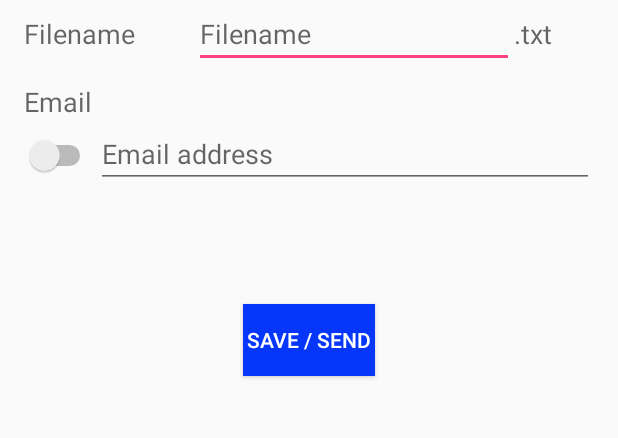
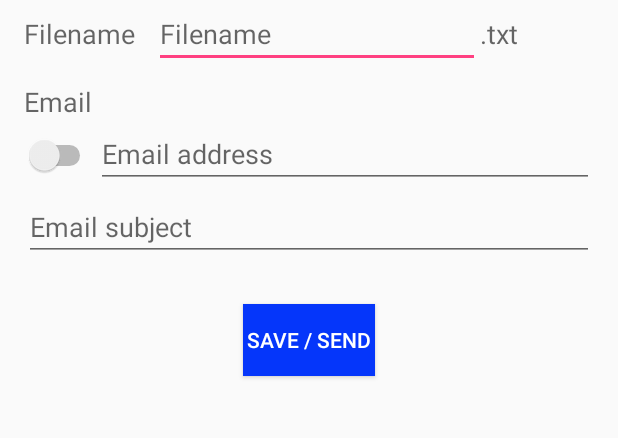
Before and after one commit to KimMoritz/SciProSpr, an Android app: the SaveFileActivity screen opened directly, with no data from a screen before it, after a tap on "SAVE / SEND", on a phone screen of 412 x 824 dp, the part 68-506 px from its top. Run offline under Robolectric (Android 15) with nearby library versions, the phone set to English and light mode, and no system bars; 1 statement that could not run was skipped.

Commit message:
Fixed button functions

```diff
--- a/app/src/main/java/com/example/kitz0001/sciprospr/SaveFileActivity.java
+++ b/app/src/main/java/com/example/kitz0001/sciprospr/SaveFileActivity.java
@@ -12,10 +12,9 @@ import java.util.ArrayList;
 
 public class SaveFileActivity extends AppCompatActivity implements View.OnClickListener{
 
-    EditText fileName, emailAddress;
+    EditText fileName, emailAddress, subjectEditText;
     Switch emailSwitch;
     ArrayList<DataColumn> dataColumns;
-    String fileNameString, emailString;
 
     @Override
     protected void onCreate(Bundle savedInstanceState) {
@@ -27,6 +26,7 @@ public class SaveFileActivity extends AppCompatActivity implements View.OnClickL
         Intent sendIntent = getIntent();
         dataColumns = sendIntent.getParcelableArrayListExtra("DataColumns2");
         emailAddress = (EditText) findViewById(R.id.emailAddress);
+        subjectEditText = (EditText) findViewById(R.id.subjectEditText);
         try{
             assert saveButton != null;
             saveButton.setOnClickListener(this);}
@@ -41,21 +41,22 @@ public class SaveFileActivity extends AppCompatActivity implements View.OnClickL
     }
 
     private void saveFile(){
-        fileNameString = fileName.getText().toString().concat(".txt");
+        String fileNameString = fileName.getText().toString().concat(".txt");
         File fileDirectory = Environment.getExternalStoragePublicDirectory(Environment.DIRECTORY_DOWNLOADS);
-        saveOnDevice(fileNameString, fileDirectory);
+        saveOnDevice(fileNameString, fileDirectory, fileNameString);
         if(emailSwitch.isChecked()){
-            emailString = emailAddress.getText().toString();
-            sendEmail(fileNameString, fileDirectory, emailString);}
+            String emailString = emailAddress.getText().toString();
+            String subjectString = subjectEditText.getText().toString();
+            sendEmail(fileNameString, fileDirectory, emailString, subjectString);}
     }
 
-    private void sendEmail(String fileName, File directory, String emailStringIn){
+    private void sendEmail(String fileName, File directory, String emailStringIn, String subjectStringIn){
         try {
             if (emailStringIn.length()==0){throw new Exception();}
             Intent emailIntent = new Intent(Intent.ACTION_SEND);
             emailIntent.setType("text/plain");
             emailIntent.putExtra(Intent.EXTRA_EMAIL, new String [] {emailStringIn});
-            emailIntent.putExtra(Intent.EXTRA_SUBJECT, "Subject");
+            emailIntent.putExtra(Intent.EXTRA_SUBJECT, subjectStringIn);
             emailIntent.putExtra(Intent.EXTRA_STREAM, Uri.fromFile(new File(directory, fileName)));
             startActivity(Intent.createChooser(emailIntent, "Send email..."));
         } catch (Exception e) {
@@ -63,7 +64,8 @@ public class SaveFileActivity extends AppCompatActivity implements View.OnClickL
         }
     }
 
-    public void saveOnDevice(String fileName, File directory){
+    // TODO: Change this to a serialized file + a .csv / .txt text delimited file
+    public void saveOnDevice(String fileName, File directory, String fileNameStringIn){
             try {
                 FileOutputStream fileout = new FileOutputStream(new File(directory, fileName));
                 OutputStreamWriter outputStreamWriter = new OutputStreamWriter(fileout);
@@ -72,7 +74,7 @@ public class SaveFileActivity extends AppCompatActivity implements View.OnClickL
                 outputStreamWriter.write(stringBuilder.toString());
                 outputStreamWriter.close();
                 fileout.close();
-                Toast.makeText(this, "File saved as " + fileNameString, Toast.LENGTH_SHORT).show();}
+                Toast.makeText(this, "File saved as " + fileNameStringIn, Toast.LENGTH_SHORT).show();}
             catch (Throwable t) {
                 Toast.makeText(this, "Error while saving the file. Check filename and free space on drive.", Toast.LENGTH_SHORT).show();
             }
--- a/app/src/main/java/com/example/kitz0001/sciprospr/SciProSprMain.java
+++ b/app/src/main/java/com/example/kitz0001/sciprospr/SciProSprMain.java
@@ -9,12 +9,10 @@ import android.widget.Button;
 
 public class SciProSprMain extends Activity implements View.OnClickListener {
 
-
     @Override
     protected void onCreate(Bundle savedInstanceState) {
         super.onCreate(savedInstanceState);
         setContentView(R.layout.activity_sci_pro_spr_main);
-
         Button newTable = (Button) findViewById(R.id.NewTable);
         Button loadTable = (Button) findViewById(R.id.LoadTable);
         Button visitWebpage = (Button) findViewById(R.id.visitWebPageButton);
@@ -34,7 +32,7 @@ public class SciProSprMain extends Activity implements View.OnClickListener {
                 startActivity(new Intent(SciProSprMain.this, SettingActivity.class));
                 break;
             case R.id.LoadTable:
-                startActivity(new Intent(SciProSprMain.this, SettingActivity.class));
+                // todo: open datafeed with a serialized dataset(use a filepicker first?)
                 break;
             case R.id.visitWebPageButton:
                 Intent browserIntent = new Intent(Intent.ACTION_VIEW, Uri.parse("http://www.moritz.com.se"));
--- a/app/src/main/res/layout/content_save_file.xml
+++ b/app/src/main/res/layout/content_save_file.xml
@@ -45,10 +45,9 @@
                     android:layout_weight="0.20" />
 
                 <EditText
-                    android:layout_width="wrap_content"
+                    android:layout_width="217dp"
                     android:layout_height="wrap_content"
                     android:id="@+id/fileName"
-                    android:layout_weight="0.66"
                     android:hint="Filename" />
 
                 <TextView
@@ -107,6 +106,12 @@
                 android:layout_width="match_parent"
                 android:layout_height="74dp">
 
+                <EditText
+                    android:layout_width="wrap_content"
+                    android:layout_height="wrap_content"
+                    android:id="@+id/subjectEditText"
+                    android:layout_weight="1"
+                    android:hint="Email subject" />
             </LinearLayout>
 
             <Button
```
Also changed, not shown: app/src/main/java/com/example/kitz0001/sciprospr/Datafeed.java (+3 -8 lines).
